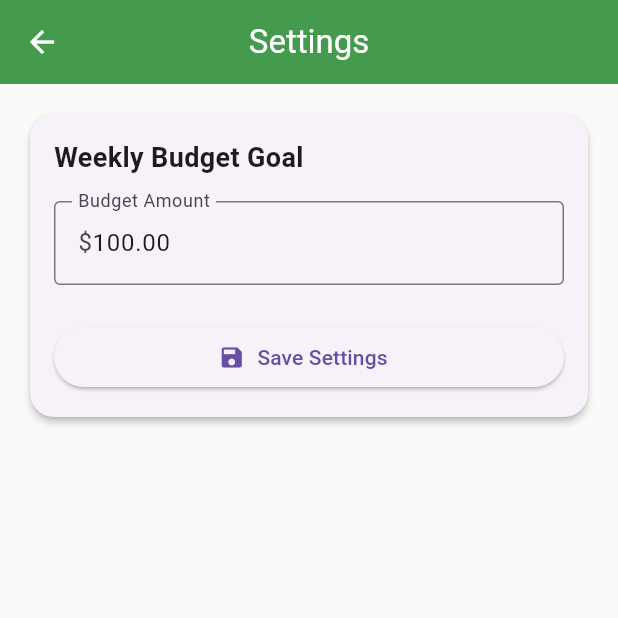
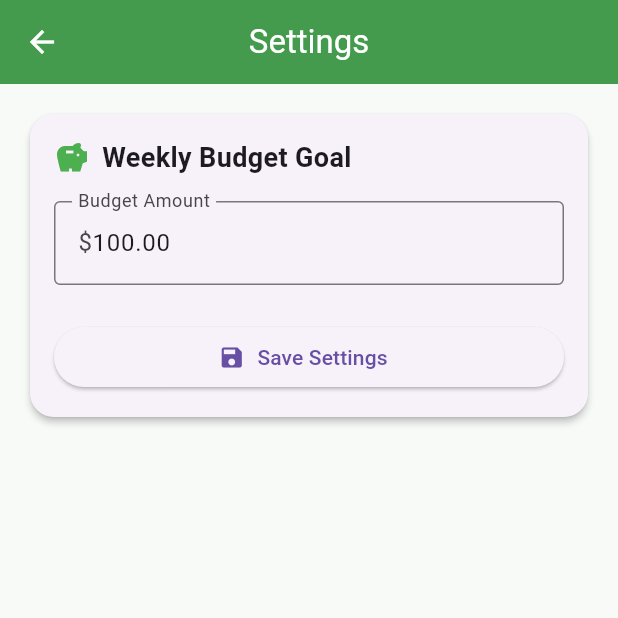
Before and after one commit to vicvu20/CampusBites, a Flutter app: the SettingsScreen screen opened directly, on a phone screen of 412 x 824 dp, the top half of it. Run offline on Flutter 3.47's test engine with Material 3 defaults, Android fonts, the phone set to English and light mode, and no system bars; our stand-ins replace shared_preferences, sqflite; accounts and stored records are empty.

Commit message:
Add icon to weekly budget label in settings screen

```diff
--- a/lib/main.dart
+++ b/lib/main.dart
@@ -1512,14 +1512,21 @@ class _SettingsScreenState extends State<SettingsScreen> {
               key: _formKey,
               child: Column(
                 children: [
+                  // Header row with icon for weekly budget section
                   const Align(
                     alignment: Alignment.centerLeft,
-                    child: Text(
-                      'Weekly Budget Goal',
-                      style: TextStyle(
-                        fontSize: 18,
-                        fontWeight: FontWeight.bold,
-                      ),
+                    child: Row(
+                      children: [
+                        Icon(Icons.savings, color: Colors.green),
+                        SizedBox(width: 8),
+                        Text(
+                          'Weekly Budget Goal',
+                          style: TextStyle(
+                            fontSize: 18,
+                            fontWeight: FontWeight.bold,
+                          ),
+                        ),
+                      ],
                     ),
                   ),
                   const SizedBox(height: 16),
```
